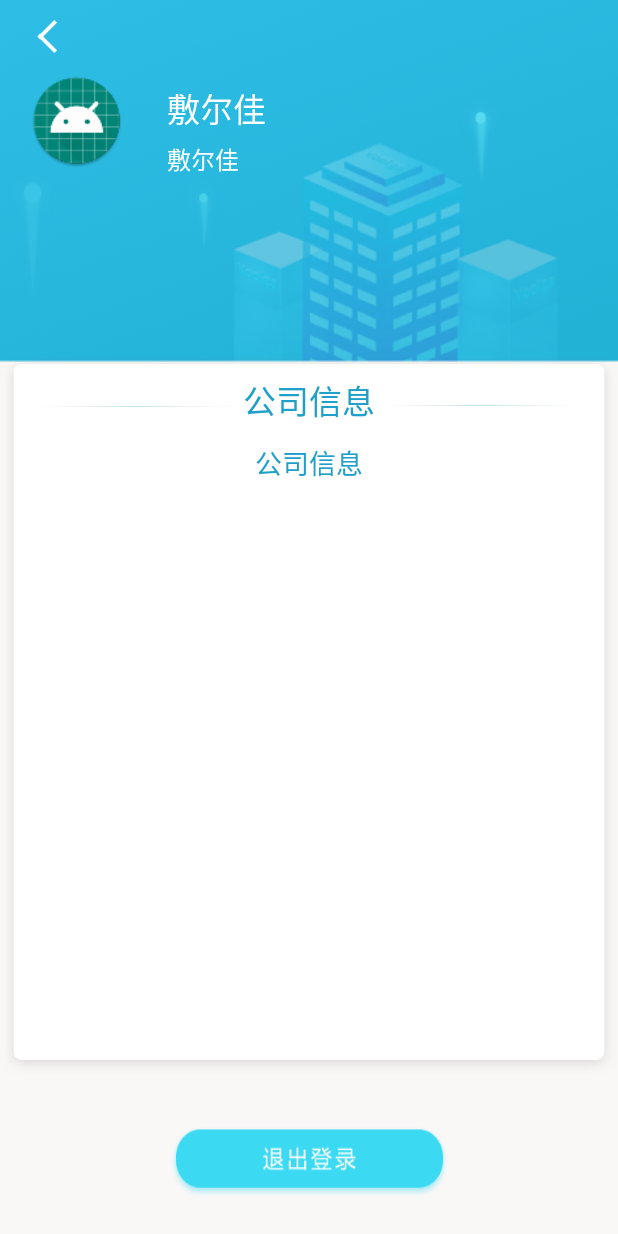
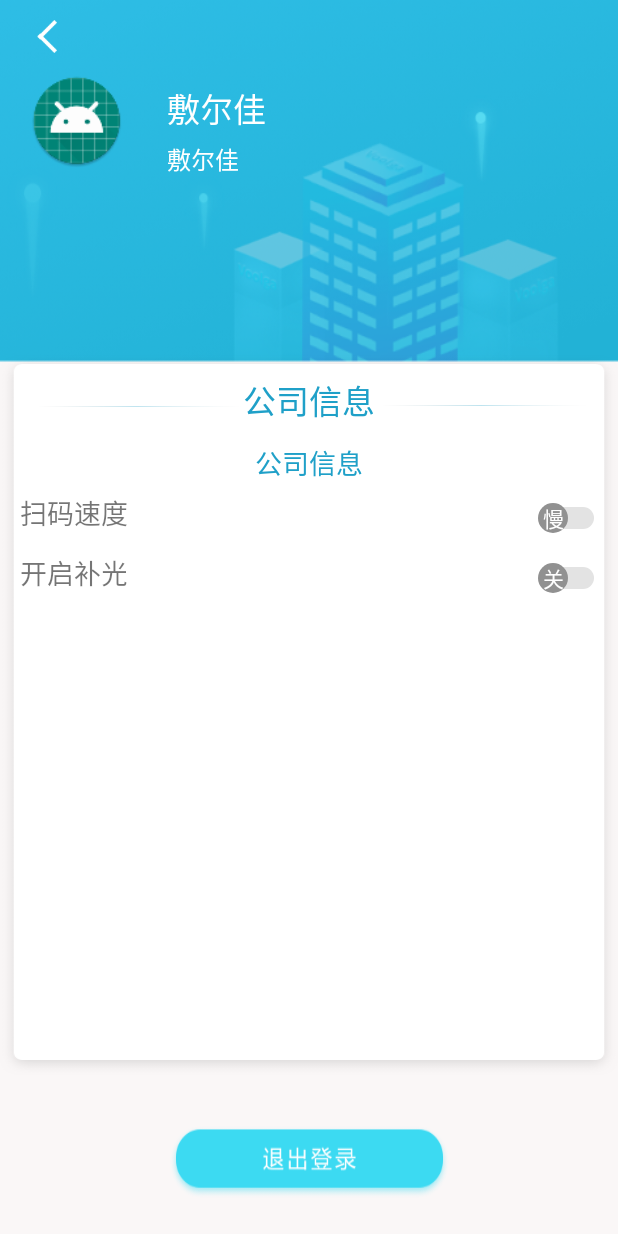
Before and after one commit to Boom618/Voogla, an Android app: the UserContentActivity screen opened directly, with no data from a screen before it, on a phone screen of 412 x 824 dp. Run offline under Robolectric (Android 15) with nearby library versions, the phone set to English and light mode, and no system bars; libraries missing offline, so code that uses them is left out: com.orhanobut.logger; network calls fail; 3 statements that could not run were skipped.

Commit message:
动态配置扫码设置
1、控制所有 Activity 禁止横屏
2、可动态配置扫码快慢和灯光开关
3、添加 Switch 控件

```diff
--- a/app/src/main/java/com/ty/voogla/constant/CodeConstant.java
+++ b/app/src/main/java/com/ty/voogla/constant/CodeConstant.java
@@ -84,8 +84,12 @@ public final class CodeConstant {
 
     /**
      * SharedPreferences 文件名
+     * velocity 扫码速度
+     * light 补光
      */
     public static final String SP_SHARED = "shared";
+    public static final String SP_VELOCITY = "velocity";
+    public static final String SP_LIGHT = "light";
 
     /**
      * 相机 请求、响应 状态码
--- a/app/src/main/java/com/ty/voogla/ui/activity/UserContentActivity.kt
+++ b/app/src/main/java/com/ty/voogla/ui/activity/UserContentActivity.kt
@@ -2,9 +2,10 @@ package com.ty.voogla.ui.activity
 
 import android.content.Intent
 import android.os.Bundle
-import com.ty.voogla.BuildConfig.*
 import com.ty.voogla.R
 import com.ty.voogla.base.BaseActivity
+import com.ty.voogla.constant.CodeConstant
+import com.ty.voogla.data.SharedP
 import com.ty.voogla.ui.ActivitiesHelper
 import com.ty.voogla.data.SimpleCache
 import kotlinx.android.synthetic.main.activity_user_content_mob.*
@@ -41,5 +42,45 @@ class UserContentActivity : BaseActivity() {
             SimpleCache.clearAll()
             ActivitiesHelper.get().finishAll()
         }
+        setSwitchVelocity()
+        setAimLight()
+    }
+
+    /**
+     * 设置扫码速度
+     */
+    private fun setSwitchVelocity() {
+        when (SharedP.getKeyBoolean(this, CodeConstant.SP_VELOCITY)) {
+            false -> velocity.isChecked = false
+            true -> velocity.isChecked = true
+        }
+        velocity.setOnCheckedChangeListener { _, isChecked ->
+            when (isChecked) {
+                false -> {
+//                    velocity.isChecked = true
+                    SharedP.putKeyBoolean(this, CodeConstant.SP_VELOCITY, false)
+                }
+                true -> {
+//                    velocity.isChecked = false
+                    SharedP.putKeyBoolean(this, CodeConstant.SP_VELOCITY, true)
+                }
+            }
+        }
+    }
+
+    /**
+     * 设置补光
+     */
+    private fun setAimLight() {
+        when (SharedP.getKeyBoolean(this, CodeConstant.SP_LIGHT)) {
+            false -> aimLight.isChecked = false
+            true -> aimLight.isChecked = true
+        }
+        aimLight.setOnCheckedChangeListener { _, isChecked ->
+            when (isChecked) {
+                false -> SharedP.putKeyBoolean(this, CodeConstant.SP_LIGHT, false)
+                true -> SharedP.putKeyBoolean(this, CodeConstant.SP_LIGHT, true)
+            }
+        }
     }
 }
--- /dev/null
+++ b/app/src/main/res/color/switch_text_selector.xml
@@ -0,0 +1,6 @@
+<?xml version="1.0" encoding="utf-8"?>
+<selector xmlns:android="http://schemas.android.com/apk/res/android">
+    <!-- Switch 控件文字颜色-->
+    <item android:color="#FFF" android:state_checked="false" />
+    <item android:color="#000" android:state_checked="true" />
+</selector>
--- /dev/null
+++ b/app/src/main/res/drawable/switch_custom_thumb_off.xml
@@ -0,0 +1,10 @@
+<?xml version="1.0" encoding="utf-8"?>
+<shape xmlns:android="http://schemas.android.com/apk/res/android"
+       android:shape="oval">
+    <!--Switch 关闭状态-->
+    <solid android:color="#FF919191" />
+    <!-- Witch 控件的大小-->
+    <size
+            android:width="20dp"
+            android:height="20dp" />
+</shape>
--- /dev/null
+++ b/app/src/main/res/drawable/switch_custom_thumb_on.xml
@@ -0,0 +1,9 @@
+<?xml version="1.0" encoding="utf-8"?>
+<shape xmlns:android="http://schemas.android.com/apk/res/android"
+       android:shape="oval">
+    <!--Switch 开启状态  【按钮颜色】-->
+    <solid android:color="#FFF74299" />
+    <size
+            android:width="20dp"
+            android:height="20dp" />
+</shape>
--- /dev/null
+++ b/app/src/main/res/drawable/switch_custom_thumb_selector.xml
@@ -0,0 +1,6 @@
+<?xml version="1.0" encoding="utf-8"?>
+<selector xmlns:android="http://schemas.android.com/apk/res/android">
+    <!--switch select 按钮状态  -->
+    <item android:drawable="@drawable/switch_custom_thumb_on" android:state_checked="true"/>
+    <item android:drawable="@drawable/switch_custom_thumb_off" android:state_checked="false"/>
+</selector>
--- /dev/null
+++ b/app/src/main/res/drawable/switch_custom_track_off.xml
@@ -0,0 +1,10 @@
+<?xml version="1.0" encoding="utf-8"?>
+<shape xmlns:android="http://schemas.android.com/apk/res/android"
+       android:shape="rectangle">
+    <!-- 滑动关闭 -->
+    <solid android:color="#E3E3E3" />
+    <stroke
+            android:width="5dp"
+            android:color="#00000000" />
+    <corners android:radius="20dp" />
+</shape>
--- /dev/null
+++ b/app/src/main/res/drawable/switch_custom_track_on.xml
@@ -0,0 +1,10 @@
+<?xml version="1.0" encoding="utf-8"?>
+<shape xmlns:android="http://schemas.android.com/apk/res/android"
+       android:shape="rectangle">
+    <!-- 滑动开启 【滑块颜色】-->
+    <solid android:color="#FFF74299" />
+    <stroke
+            android:width="5dp"
+            android:color="#00000000" />
+    <corners android:radius="20dp" />
+</shape>
--- /dev/null
+++ b/app/src/main/res/drawable/switch_custom_track_selector.xml
@@ -0,0 +1,6 @@
+<?xml version="1.0" encoding="utf-8"?>
+<selector xmlns:android="http://schemas.android.com/apk/res/android">
+    <!-- Switch滑动轨道的状态 -->
+    <item android:drawable="@drawable/switch_custom_track_on" android:state_checked="true" />
+    <item android:drawable="@drawable/switch_custom_track_off" android:state_checked="false" />
+</selector>
--- a/app/src/main/res/layout/activity_user_content_mob.xml
+++ b/app/src/main/res/layout/activity_user_content_mob.xml
@@ -83,6 +83,54 @@
             android:text="@string/company_profile"
             android:layout_height="wrap_content"/>
 
+    <TextView
+            android:text="扫码速度"
+            android:textSize="@dimen/text_18"
+            android:layout_marginStart="@dimen/x20"
+            app:layout_constraintBottom_toBottomOf="@+id/velocity"
+            app:layout_constraintStart_toStartOf="parent"
+            android:layout_width="wrap_content"
+            android:layout_height="wrap_content"/>
+
+    <Switch
+            android:id="@+id/velocity"
+            app:layout_constraintEnd_toEndOf="parent"
+            android:textOn="快"
+            android:textOff="慢"
+            android:showText="true"
+            android:layout_marginEnd="@dimen/x20"
+            android:layout_marginTop="@dimen/x20"
+            android:switchTextAppearance="@style/SwitchTheme"
+            android:thumb="@drawable/switch_custom_thumb_selector"
+            android:track="@drawable/switch_custom_track_selector"
+            app:layout_constraintTop_toBottomOf="@+id/tv_company_profile"
+            android:layout_width="wrap_content"
+            android:layout_height="wrap_content"/>
+
+    <TextView
+            android:text="开启补光"
+            android:textSize="@dimen/text_18"
+            android:layout_marginStart="@dimen/x20"
+            app:layout_constraintBottom_toBottomOf="@+id/aimLight"
+            app:layout_constraintStart_toStartOf="parent"
+            android:layout_width="wrap_content"
+            android:layout_height="wrap_content"/>
+
+    <Switch
+            android:id="@+id/aimLight"
+            app:layout_constraintEnd_toEndOf="parent"
+            android:textOn="开"
+            android:textOff="关"
+            android:showText="true"
+            android:layout_marginEnd="@dimen/x20"
+            android:layout_marginTop="@dimen/x30"
+            android:switchTextAppearance="@style/SwitchTheme"
+            android:thumb="@drawable/switch_custom_thumb_selector"
+            android:track="@drawable/switch_custom_track_selector"
+            app:layout_constraintTop_toBottomOf="@+id/velocity"
+            android:layout_width="wrap_content"
+            android:layout_height="wrap_content"/>
+
     <Button
             android:id="@+id/bt_login_out"
             android:background="@mipmap/signout_btn"
```
Also changed, not shown: app/src/main/AndroidManifest.xml (+27 -13 lines), app/src/main/java/com/ty/voogla/constant/TipString.kt (added, +11 -0 lines), app/src/main/java/com/ty/voogla/data/SharedP.kt (+29 -0 lines), app/src/main/java/com/ty/voogla/ui/activity/BoxLinkJavaActivity2.java (+18 -10 lines), app/src/main/java/com/ty/voogla/ui/activity/BoxLinkJavaActivity3.java (+20 -15 lines), app/src/main/java/com/ty/voogla/util/scan/PDAUtil.java (deleted, +0 -42 lines), app/src/main/java/com/ty/voogla/util/scan/PDAUtil.kt (added, +58 -0 lines), app/src/main/res/values/styles.xml (+22 -15 lines).
